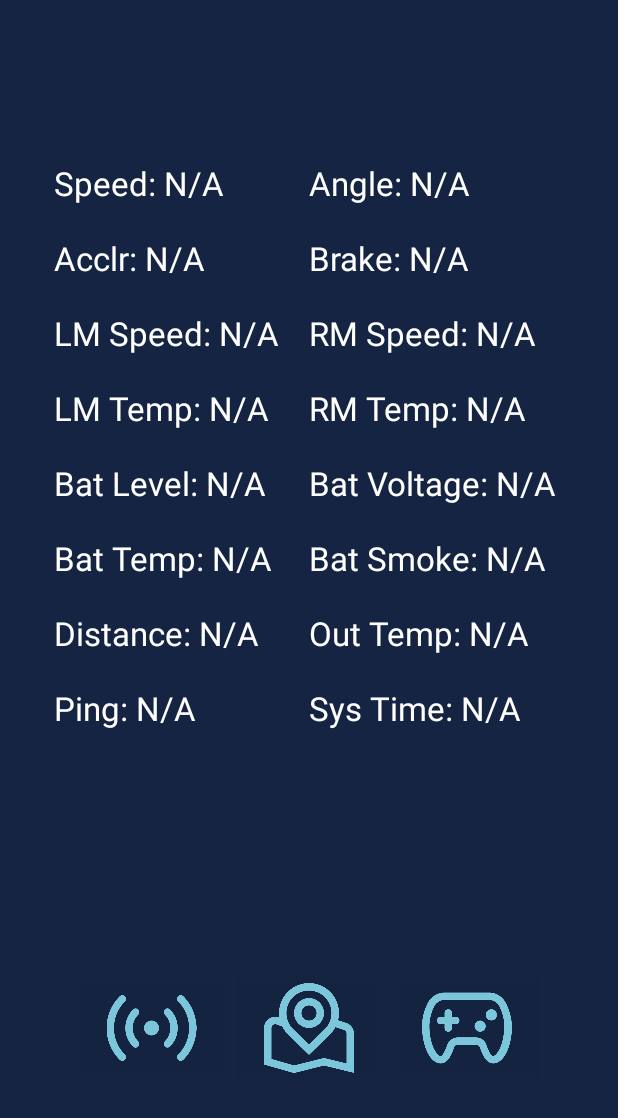
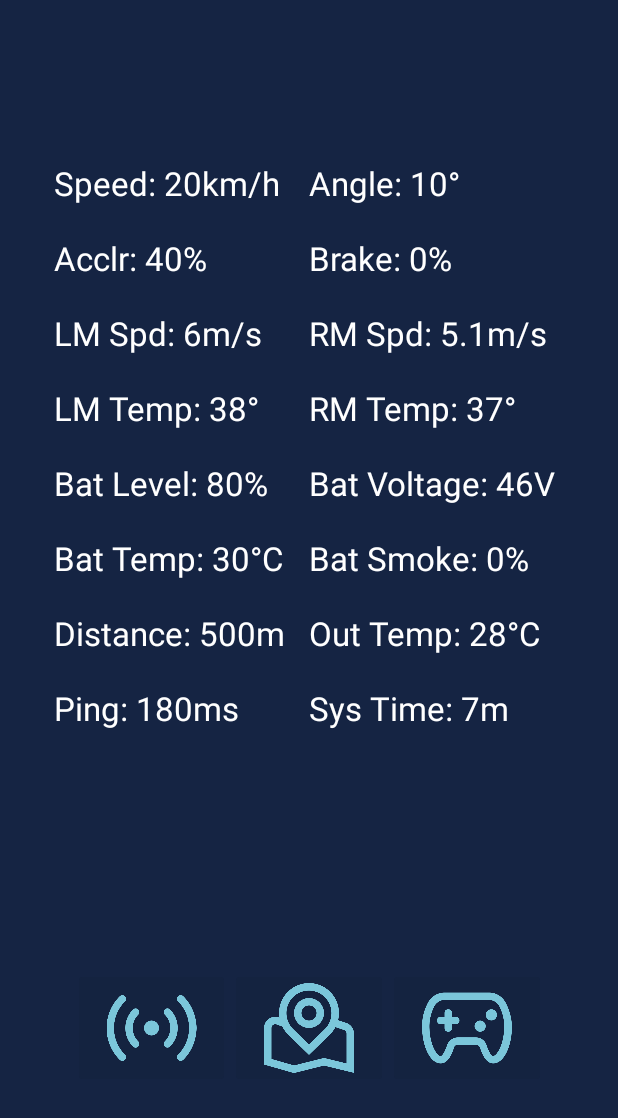
Before and after one commit to emrepkgzl/EgeMobil_Android_App, an Android app: the screen it shows after launch (MainActivity), on a phone screen of 412 x 824 dp, the part 118-1236 px from its top. Run offline under Robolectric (Android 15) with nearby library versions, the phone set to English and light mode, and no system bars; libraries missing offline, so code that uses them is left out: org.eclipse.paho; 1 statement that could not run was skipped.

Commit message:
Map Activity Added

```diff
--- a/EgeMobil/app/build.gradle.kts
+++ b/EgeMobil/app/build.gradle.kts
@@ -45,4 +45,5 @@ dependencies {
     testImplementation("junit:junit:4.13.2")
     androidTestImplementation("androidx.test.ext:junit:1.1.5")
     androidTestImplementation("androidx.test.espresso:espresso-core:3.5.1")
+    implementation("com.mapbox.maps:android:11.1.0")
 }
--- a/EgeMobil/app/src/main/java/com/example/egemobil/MainActivity.java
+++ b/EgeMobil/app/src/main/java/com/example/egemobil/MainActivity.java
@@ -24,6 +24,7 @@ import java.util.TimerTask;
 
 public class MainActivity extends AppCompatActivity {
 
+    private static MainActivity instance;
     private static final String BROKER_URL = "tcp://test.mosquitto.org:1883";
     private static final String CLIENT_ID = "EGEMOBIL";
     //private static final String TOPIC = "EGEMOBIL/speed";
@@ -33,11 +34,11 @@ public class MainActivity extends AppCompatActivity {
     private MqttAndroidClient client;
     public static String arrivedMessage;
 
-    private static ImageButton button1, button3;
+    private static ImageButton button1, button2, button3;
 
     public static TextView txtSpeed, txtAngle, txtAcclr, txtBrake, txtLMSpeed, txtRMSpeed, txtLMTemp,
             txtRMTemp, txtBatLvl, txtBatVol, txtBatTemp, txtBatSmk, txtDistnc, txtOTemp, txtPing, txtSysTime;
-    private static  boolean isConnected = false;
+    public static  boolean isConnected = false;
     private Timer timer;
     public static String topicToSend = "";
     public static String messageToSend = "";
@@ -50,6 +51,7 @@ public class MainActivity extends AppCompatActivity {
         this.getWindow().setFlags(WindowManager.LayoutParams.FLAG_FULLSCREEN, WindowManager.LayoutParams.FLAG_FULLSCREEN);
 
         button1 = findViewById(R.id.imageButton4);
+        button2 = findViewById(R.id.imageButton5);
         button3 = findViewById(R.id.imageButton6);
         txtSpeed = findViewById(R.id.textView2);
         txtAngle = findViewById(R.id.textView3);
@@ -121,7 +123,20 @@ public class MainActivity extends AppCompatActivity {
             }
         });
 
+        button2.setOnClickListener(new View.OnClickListener() {
+            @Override
+            public void onClick(View v) {
 
+                new Handler().postDelayed(new Runnable() {
+                    @Override
+                    public void run() {
+                        final Intent intent = new Intent(MainActivity.this, Map.class);
+                        startActivity(intent);
+                    }
+                }, 0);
+
+            }
+        });
 
         button3.setOnClickListener(new View.OnClickListener() {
             @Override
@@ -139,7 +154,7 @@ public class MainActivity extends AppCompatActivity {
         });
     }
 
-    private void conectX()
+    public void conectX()
     {
 
         try {
@@ -219,22 +234,22 @@ public class MainActivity extends AppCompatActivity {
                     Log.d(TAG, "message: " + msg);
 
                     switch(topic) {
-                        case "EGEMOBIL/speed": txtSpeed.setText("Speed: " + msg); break;
-                        case "EGEMOBIL/angle": txtAngle.setText("Angle: " + msg); break;
-                        case "EGEMOBIL/acclr": txtAcclr.setText("Acclr: " + msg); break;
-                        case "EGEMOBIL/brake": txtBrake.setText("Brake: " + msg); break;
-                        case "EGEMOBIL/lmspeed": txtLMSpeed.setText("LM Speed :" + msg); break;
-                        case "EGEMOBIL/rmspeed": txtRMSpeed.setText("RM Speed: " + msg); break;
-                        case "EGEMOBIL/lmtemp": txtLMTemp.setText("LM Temp: " + msg); break;
-                        case "EGEMOBIL/rmtemp": txtRMTemp.setText("RM Tempd: " + msg); break;
-                        case "EGEMOBIL/batlvl": txtBatLvl.setText("Bat Level: " + msg); break;
-                        case "EGEMOBIL/batvol": txtBatVol.setText("Bat Voltage: " + msg); break;
-                        case "EGEMOBIL/battemp": txtBatTemp.setText("Bat Temp: " + msg); break;
-                        case "EGEMOBIL/batsmoke": txtBatSmk.setText("Bat Smoke: " + msg); break;
-                        case "EGEMOBIL/distnc": txtDistnc.setText("Distance: " + msg); break;
-                        case "EGEMOBIL/otemp": txtOTemp.setText("Out Temp: " + msg); break;
-                        case "EGEMOBIL/ping": txtPing.setText("Ping: " + msg); break;
-                        case "EGEMOBIL/systime": txtSysTime.setText("Sys Time: " + msg); break;
+                        case "EGEMOBIL/speed": txtSpeed.setText("Speed: " + msg + "km/h"); break;
+                        case "EGEMOBIL/angle": txtAngle.setText("Angle: " + msg + "°"); break;
+                        case "EGEMOBIL/acclr": txtAcclr.setText("Acclr: " + msg + "%"); break;
+                        case "EGEMOBIL/brake": txtBrake.setText("Brake: " + msg + "%"); break;
+                        case "EGEMOBIL/lmspeed": txtLMSpeed.setText("LM Speed :" + msg + "m/s"); break;
+                        case "EGEMOBIL/rmspeed": txtRMSpeed.setText("RM Speed: " + msg + "m/s"); break;
+                        case "EGEMOBIL/lmtemp": txtLMTemp.setText("LM Temp: " + msg + "°C"); break;
+                        case "EGEMOBIL/rmtemp": txtRMTemp.setText("RM Tempd: " + msg + "°C"); break;
+                        case "EGEMOBIL/batlvl": txtBatLvl.setText("Bat Level: " + msg + "%"); break;
+                        case "EGEMOBIL/batvol": txtBatVol.setText("Bat Voltage: " + msg + "V"); break;
+                        case "EGEMOBIL/battemp": txtBatTemp.setText("Bat Temp: " + msg + "°C"); break;
+                        case "EGEMOBIL/batsmoke": txtBatSmk.setText("Bat Smoke: " + msg + "%"); break;
+                        case "EGEMOBIL/distnc": txtDistnc.setText("Distance: " + msg + "m"); break;
+                        case "EGEMOBIL/otemp": txtOTemp.setText("Out Temp: " + msg + "°C"); break;
+                        case "EGEMOBIL/ping": txtPing.setText("Ping: " + msg + "ms"); break;
+                        case "EGEMOBIL/systime": txtSysTime.setText("Sys Time: " + msg + "m"); break;
                     }
                 }
 
@@ -258,4 +273,8 @@ public class MainActivity extends AppCompatActivity {
         }
     }
 
+    public static MainActivity getInstance() {
+        return instance;
+    }
+
 }
--- /dev/null
+++ b/EgeMobil/app/src/main/res/drawable/baseline_my_location_24.xml
@@ -0,0 +1,5 @@
+<vector android:height="24dp" android:tint="#7BC6DA"
+    android:viewportHeight="24" android:viewportWidth="24"
+    android:width="24dp" xmlns:android="http://schemas.android.com/apk/res/android">
+    <path android:fillColor="@android:color/white" android:pathData="M12,8c-2.21,0 -4,1.79 -4,4s1.79,4 4,4 4,-1.79 4,-4 -1.79,-4 -4,-4zM20.94,11c-0.46,-4.17 -3.77,-7.48 -7.94,-7.94L13,1h-2v2.06C6.83,3.52 3.52,6.83 3.06,11L1,11v2h2.06c0.46,4.17 3.77,7.48 7.94,7.94L11,23h2v-2.06c4.17,-0.46 7.48,-3.77 7.94,-7.94L23,13v-2h-2.06zM12,19c-3.87,0 -7,-3.13 -7,-7s3.13,-7 7,-7 7,3.13 7,7 -3.13,7 -7,7z"/>
+</vector>
--- a/EgeMobil/app/src/main/res/layout/activity_control_screen.xml
+++ b/EgeMobil/app/src/main/res/layout/activity_control_screen.xml
@@ -97,6 +97,7 @@
             android:layout_height="wrap_content"
             android:ems="10"
             android:inputType="text"
+            android:password="true"
             android:text="EgeMobil"
             android:textColor="#E7F0F5"
             android:textSize="20sp" />
--- a/EgeMobil/app/src/main/res/layout/activity_main.xml
+++ b/EgeMobil/app/src/main/res/layout/activity_main.xml
@@ -75,7 +75,7 @@
                 android:layout_width="170dp"
                 android:layout_height="wrap_content"
                 android:layout_weight="1"
-                android:text="Speed: N/A"
+                android:text="Speed: 20km/h"
                 android:textColor="#FFFFFF"
                 android:textSize="22sp" />
 
@@ -84,7 +84,7 @@
                 android:layout_width="170dp"
                 android:layout_height="wrap_content"
                 android:layout_weight="1"
-                android:text="Angle: N/A"
+                android:text="Angle: 10°"
                 android:textColor="#FFFFFF"
                 android:textSize="22sp" />
 
@@ -100,7 +100,7 @@
                 android:layout_width="170dp"
                 android:layout_height="wrap_content"
                 android:layout_weight="1"
-                android:text="Acclr: N/A"
+                android:text="Acclr: 40%"
                 android:textColor="#FFFFFF"
                 android:textSize="22sp" />
 
@@ -109,7 +109,7 @@
                 android:layout_width="170dp"
                 android:layout_height="wrap_content"
                 android:layout_weight="1"
-                android:text="Brake: N/A"
+                android:text="Brake: 0%"
                 android:textColor="#FFFFFF"
                 android:textSize="22sp" />
 
@@ -125,7 +125,7 @@
                 android:layout_width="170dp"
                 android:layout_height="wrap_content"
                 android:layout_weight="1"
-                android:text="LM Speed: N/A"
+                android:text="LM Spd: 6m/s"
                 android:textColor="#FFFFFF"
                 android:textSize="22sp" />
 
@@ -134,7 +134,7 @@
                 android:layout_width="170dp"
                 android:layout_height="wrap_content"
                 android:layout_weight="1"
-                android:text="RM Speed: N/A"
+                android:text="RM Spd: 5.1m/s"
                 android:textColor="#FFFFFF"
                 android:textSize="22sp" />
 
@@ -150,7 +150,7 @@
                 android:layout_width="170dp"
                 android:layout_height="wrap_content"
                 android:layout_weight="1"
-                android:text="LM Temp: N/A"
+                android:text="LM Temp: 38°"
                 android:textColor="#FFFFFF"
                 android:textSize="22sp" />
 
@@ -159,7 +159,7 @@
                 android:layout_width="170dp"
                 android:layout_height="wrap_content"
                 android:layout_weight="1"
-                android:text="RM Temp: N/A"
+                android:text="RM Temp: 37°"
                 android:textColor="#FFFFFF"
                 android:textSize="22sp" />
 
@@ -175,7 +175,7 @@
                 android:layout_width="170dp"
                 android:layout_height="wrap_content"
                 android:layout_weight="1"
-                android:text="Bat Level: N/A"
+                android:text="Bat Level: 80%"
                 android:textColor="#FFFFFF"
                 android:textSize="22sp" />
 
@@ -184,7 +184,7 @@
                 android:layout_width="170dp"
                 android:layout_height="wrap_content"
                 android:layout_weight="1"
-                android:text="Bat Voltage: N/A"
+                android:text="Bat Voltage: 46V"
                 android:textColor="#FFFFFF"
                 android:textSize="22sp" />
 
@@ -200,7 +200,7 @@
                 android:layout_width="170dp"
                 android:layout_height="wrap_content"
                 android:layout_weight="1"
-                android:text="Bat Temp: N/A"
+                android:text="Bat Temp: 30°C"
                 android:textColor="#FFFFFF"
                 android:textSize="22sp" />
 
@@ -209,7 +209,7 @@
                 android:layout_width="170dp"
                 android:layout_height="wrap_content"
                 android:layout_weight="1"
-                android:text="Bat Smoke: N/A"
+                android:text="Bat Smoke: 0%"
                 android:textColor="#FFFFFF"
                 android:textSize="22sp" />
 
@@ -225,7 +225,7 @@
                 android:layout_width="170dp"
                 android:layout_height="wrap_content"
                 android:layout_weight="1"
-                android:text="Distance: N/A"
+                android:text="Distance: 500m"
                 android:textColor="#FFFFFF"
                 android:textSize="22sp" />
 
@@ -234,7 +234,7 @@
                 android:layout_width="170dp"
                 android:layout_height="wrap_content"
                 android:layout_weight="1"
-                android:text="Out Temp: N/A"
+                android:text="Out Temp: 28°C"
                 android:textColor="#FFFFFF"
                 android:textSize="22sp" />
 
@@ -250,7 +250,7 @@
                 android:layout_width="170dp"
                 android:layout_height="wrap_content"
                 android:layout_weight="1"
-                android:text="Ping: N/A"
+                android:text="Ping: 180ms"
                 android:textColor="#FFFFFF"
                 android:textSize="22sp" />
 
@@ -259,7 +259,7 @@
                 android:layout_width="170dp"
                 android:layout_height="wrap_content"
                 android:layout_weight="1"
-                android:text="Sys Time: N/A"
+                android:text="Sys Time: 7m"
                 android:textColor="#FFFFFF"
                 android:textSize="22sp" />
 
--- a/EgeMobil/app/src/main/res/values/strings.xml
+++ b/EgeMobil/app/src/main/res/values/strings.xml
@@ -5,6 +5,7 @@
     <string name="second_fragment_label">Second Fragment</string>
     <string name="next">Next</string>
     <string name="previous">Previous</string>
+    <string name="mapbox_access_token">sk.eyJ1IjoiZWdlbW9iaWwiLCJhIjoiY2xzMHY4amViMDV5eDJtcndybTgyMnNkaCJ9.lfzDCnaInALO5x6BlHPUZA</string>
 
     <string name="lorem_ipsum">
         Lorem ipsum dolor sit amet, consectetur adipiscing elit. Nam in scelerisque sem. Mauris
--- a/EgeMobil/gradle.properties
+++ b/EgeMobil/gradle.properties
@@ -21,3 +21,4 @@ android.useAndroidX=true
 android.nonTransitiveRClass=true
 # Automatically convert third-party libraries to use AndroidX
 android.enableJetifier=true
+MAPBOX_DOWNLOADS_TOKEN=sk.eyJ1IjoiZWdlbW9iaWwiLCJhIjoiY2xzMHY4amViMDV5eDJtcndybTgyMnNkaCJ9.lfzDCnaInALO5x6BlHPUZA
```
Also changed, not shown: EgeMobil/app/src/main/AndroidManifest.xml (+6 -1 lines), EgeMobil/app/src/main/java/com/example/egemobil/ControlScreen.java (+53 -3 lines), EgeMobil/app/src/main/java/com/example/egemobil/ControlScreen2.java (+53 -1 lines), EgeMobil/app/src/main/java/com/example/egemobil/Map.java (added, +126 -0 lines), EgeMobil/app/src/main/res/layout/activity_map.xml (added, +23 -0 lines), EgeMobil/settings.gradle.kts (+10 -0 lines).
